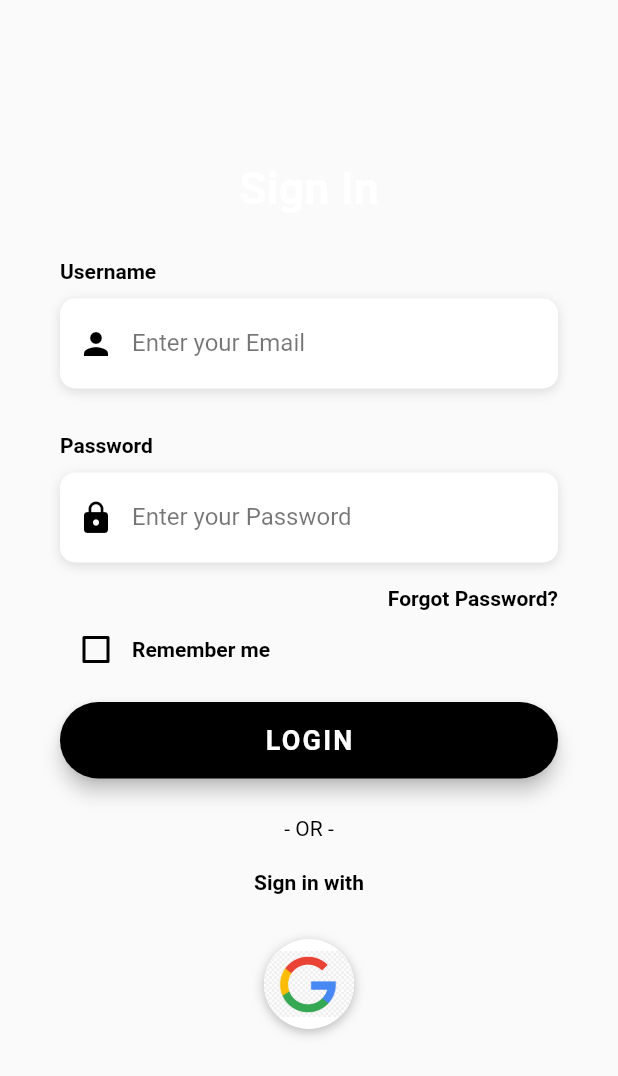
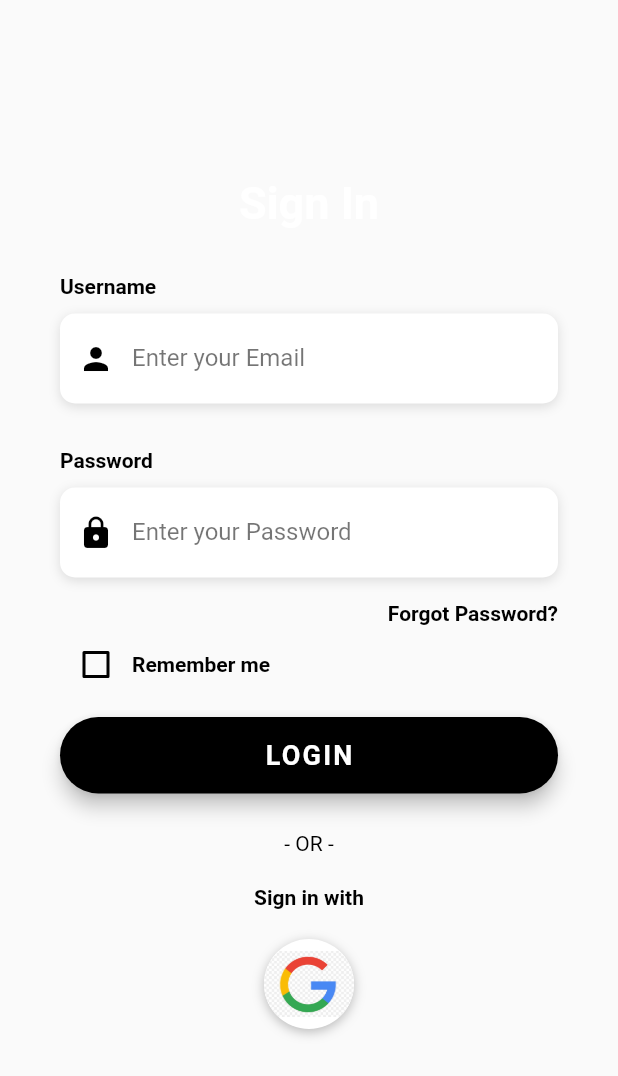
Before and after one commit to shameem2001/glance, a Flutter app: the screen it shows after launch, after a tap on "Sign in", on a phone screen of 412 x 824 dp. Shown: the top 1076 px of the screen. Run offline on Flutter 3.47's test engine with Material 2 defaults, Android fonts, the light colour scheme and no system bars; our stand-ins replace font_awesome_flutter, google_fonts; Roboto replaces fonts that are missing (OpenSans).

Commit message:
login_screen.dart and home_page.dart

```diff
--- a/lib/screens/login_screen.dart
+++ b/lib/screens/login_screen.dart
@@ -1,5 +1,6 @@
 import 'package:flutter/material.dart';
 import 'package:flutter/services.dart';
+import 'package:font_awesome_flutter/font_awesome_flutter.dart';
 import 'package:glance/screens/home_page.dart';
 
 class LoginScreen extends StatefulWidget {
@@ -178,10 +179,11 @@ class _LoginScreenState extends State<LoginScreen> {
     );
   }
 
-  Widget _buildSocialBtn(Function onTap, AssetImage logo) {
+  Widget _buildSocialBtn() {
     return GestureDetector(
-      onTap: onTap,
+      onTap: (){},
       child: Container(
+        margin: EdgeInsets.symmetric(vertical: 20,),
         height: 60.0,
         width: 60.0,
         decoration: BoxDecoration(
@@ -195,21 +197,10 @@ class _LoginScreenState extends State<LoginScreen> {
             ),
           ],
           image: DecorationImage(
-            image: logo,
+            image: AssetImage('assets/google_icon.jpg'),
           ),
         ),
-      ),
-    );
-  }
-
-  Widget _buildSocialBtnRow() {
-    return Padding(
-      padding: EdgeInsets.symmetric(vertical: 30.0),
-      child: _buildSocialBtn(
-            () => print('Login with Google'),
-        AssetImage(
-          'assets/google_icon.jpg',
-        ),
+        //child: Icon(FontAwesomeIcons.google, size: 26,),
       ),
     );
   }
@@ -246,7 +237,7 @@ class _LoginScreenState extends State<LoginScreen> {
                       _buildRememberMeCheckbox(),
                       _buildLoginBtn(),
                       _buildSignInWithText(),
-                      _buildSocialBtnRow(),
+                      _buildSocialBtn(),
                     ],
                   ),
                 ),
```
